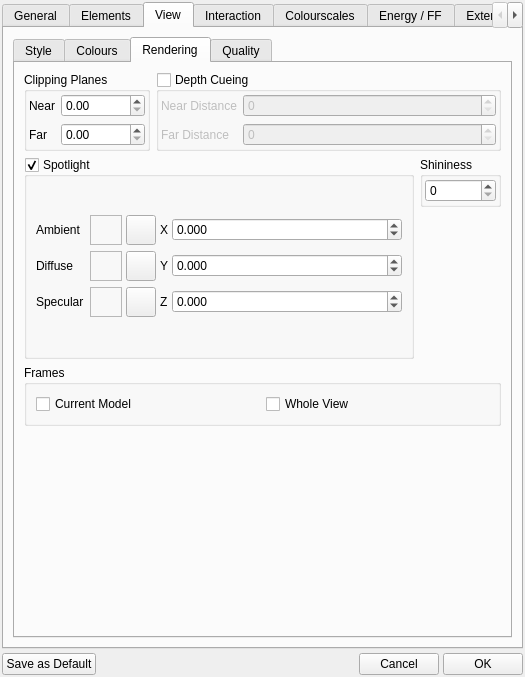
Above: src/gui/prefs.ui from trisyoungs/aten before the change. Below: the same form after it.
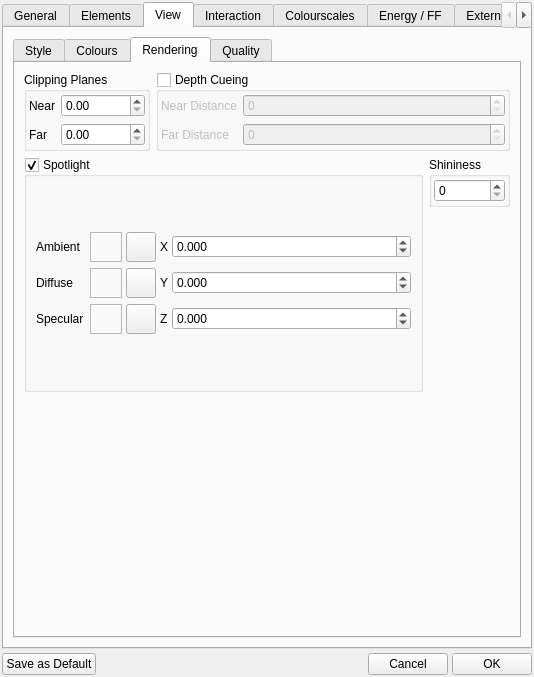
That is the form after the change. The open tabs and pages were chosen to show the change. Icons and pictures are not drawn. Custom widgets are drawn as their Qt base class.

Commit message: Fixed - Added call to QOpenGLWidget() in Viewer constructor. Fixed - Primitives were updated on every refresh of the main view. Fixed - Primitives are now updated after related prefs accessor changes. Removed frameCurrentModel_ and frameWholeView_ from Prefs, and accompanying usage throughout code. OpenGL extension functions are now accessed through QOpenGLFunctions. Removed GLExtensions class and usage thereof.

```diff
--- a/src/gui/prefs.ui
+++ b/src/gui/prefs.ui
@@ -6,7 +6,7 @@
    <rect>
     <x>0</x>
     <y>0</y>
-    <width>525</width>
+    <width>534</width>
     <height>677</height>
    </rect>
   </property>
@@ -1710,29 +1710,6 @@
              </item>
             </layout>
            </item>
-           <item>
-            <widget class="QGroupBox" name="FramesGroup">
-             <property name="title">
-              <string>Frames</string>
-             </property>
-             <layout class="QHBoxLayout" name="horizontalLayout_10">
-              <item>
-               <widget class="QCheckBox" name="FrameCurrentModelCheck">
-                <property name="text">
-                 <string>Current Model</string>
-                </property>
-               </widget>
-              </item>
-              <item>
-               <widget class="QCheckBox" name="FrameWholeViewCheck">
-                <property name="text">
-                 <string>Whole View</string>
-                </property>
-               </widget>
-              </item>
-             </layout>
-            </widget>
-           </item>
            <item>
             <spacer name="verticalSpacer_4">
              <property name="orientation">
```
Left out of the diff: 4 changed lines with no effect on the pictures. The commit also changes 30 other files.
